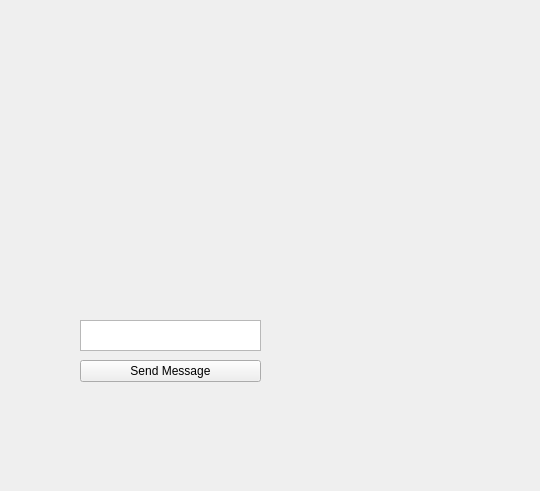
The window that client/LehaStar.ui (Predator051/MobileOperator) describes before a commit, drawn with Qt 5.
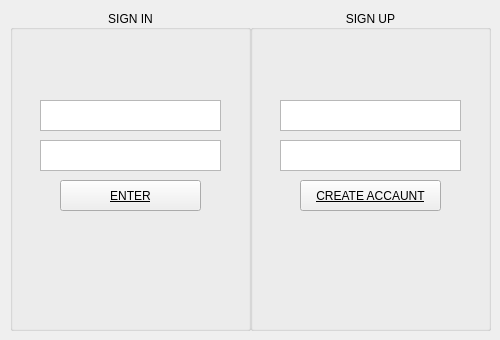
The same window after the commit.

```diff
--- a/client/LehaStar.ui
+++ b/client/LehaStar.ui
@@ -6,35 +6,145 @@
    <rect>
     <x>0</x>
     <y>0</y>
-    <width>540</width>
-    <height>491</height>
+    <width>500</width>
+    <height>340</height>
    </rect>
   </property>
+  <property name="minimumSize">
+   <size>
+    <width>500</width>
+    <height>340</height>
+   </size>
+  </property>
+  <property name="maximumSize">
+   <size>
+    <width>500</width>
+    <height>340</height>
+   </size>
+  </property>
   <property name="windowTitle">
    <string>Form</string>
   </property>
-  <widget class="QTextEdit" name="textEdit">
+  <widget class="QGroupBox" name="groupBox">
    <property name="geometry">
     <rect>
-     <x>80</x>
-     <y>320</y>
-     <width>181</width>
-     <height>31</height>
+     <x>10</x>
+     <y>10</y>
+     <width>241</width>
+     <height>321</height>
     </rect>
    </property>
+   <property name="title">
+    <string>SIGN IN</string>
+   </property>
+   <property name="alignment">
+    <set>Qt::AlignCenter</set>
+   </property>
+   <widget class="QTextEdit" name="loginTE">
+    <property name="geometry">
+     <rect>
+      <x>30</x>
+      <y>90</y>
+      <width>181</width>
+      <height>31</height>
+     </rect>
+    </property>
+   </widget>
+   <widget class="QTextEdit" name="passwordTE">
+    <property name="geometry">
+     <rect>
+      <x>30</x>
+      <y>130</y>
+      <width>181</width>
+      <height>31</height>
+     </rect>
+    </property>
+   </widget>
+   <widget class="QPushButton" name="testBtn">
+    <property name="geometry">
+     <rect>
+      <x>50</x>
+      <y>170</y>
+      <width>141</width>
+      <height>31</height>
+     </rect>
+    </property>
+    <property name="font">
+     <font>
+      <underline>true</underline>
+     </font>
+    </property>
+    <property name="text">
+     <string>ENTER</string>
+    </property>
+   </widget>
   </widget>
-  <widget class="QPushButton" name="testBtn">
+  <widget class="QGroupBox" name="groupBox_2">
    <property name="geometry">
     <rect>
-     <x>80</x>
-     <y>360</y>
-     <width>181</width>
-     <height>22</height>
+     <x>250</x>
+     <y>10</y>
+     <width>241</width>
+     <height>321</height>
     </rect>
    </property>
-   <property name="text">
-    <string>Send Message</string>
+   <property name="title">
+    <string>SIGN UP</string>
    </property>
+   <property name="alignment">
+    <set>Qt::AlignCenter</set>
+   </property>
+   <widget class="QPushButton" name="testBtn_2">
+    <property name="geometry">
+     <rect>
+      <x>50</x>
+      <y>170</y>
+      <width>141</width>
+      <height>31</height>
+     </rect>
+    </property>
+    <property name="font">
+     <font>
+      <underline>true</underline>
+     </font>
+    </property>
+    <property name="text">
+     <string>CREATE ACCAUNT</string>
+    </property>
+   </widget>
+   <widget class="QTextEdit" name="loginUPTE">
+    <property name="geometry">
+     <rect>
+      <x>30</x>
+      <y>90</y>
+      <width>181</width>
+      <height>31</height>
+     </rect>
+    </property>
+   </widget>
+   <widget class="QTextEdit" name="passwordUPTE">
+    <property name="geometry">
+     <rect>
+      <x>30</x>
+      <y>130</y>
+      <width>181</width>
+      <height>31</height>
+     </rect>
+    </property>
+   </widget>
+   <widget class="QLabel" name="registerLabel">
+    <property name="geometry">
+     <rect>
+      <x>40</x>
+      <y>300</y>
+      <width>59</width>
+      <height>14</height>
+     </rect>
+    </property>
+    <property name="text">
+     <string/>
+    </property>
+   </widget>
   </widget>
  </widget>
  <resources/>
```
